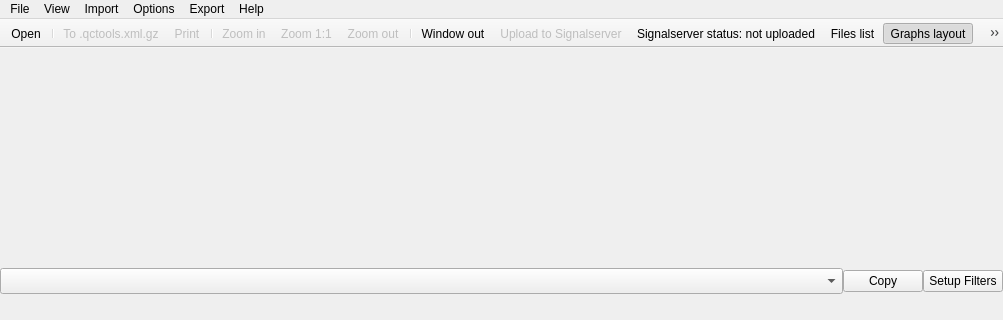
This is Source/GUI/mainwindow.ui in bavc/qctools as Qt 5 draws it before an edit; both pictures show x 0 to 1003 and y 0 to 320 of the 1003 by 776 pixel window. The edited form follows.
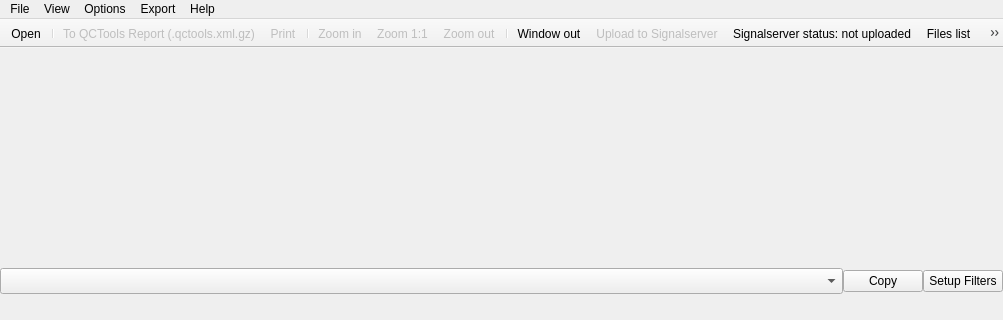
This is the edited form. Icons and pictures are not drawn.

Commit message: Refactor Export menu

The edit to the form file:
```diff
--- a/Source/GUI/mainwindow.ui
+++ b/Source/GUI/mainwindow.ui
@@ -180,12 +180,6 @@
     <addaction name="separator"/>
     <addaction name="actionAbout"/>
    </widget>
-   <widget class="QMenu" name="menuImport">
-    <property name="title">
-     <string>Import</string>
-    </property>
-    <addaction name="actionImport_XmlGz_Prompt"/>
-   </widget>
    <widget class="QMenu" name="menuExport">
     <property name="title">
      <string>Export</string>
@@ -213,7 +207,6 @@
    </widget>
    <addaction name="menuFile"/>
    <addaction name="menuView"/>
-   <addaction name="menuImport"/>
    <addaction name="menuOptions"/>
    <addaction name="menuExport"/>
    <addaction name="menuHelp"/>
@@ -414,7 +407,7 @@
     <bool>false</bool>
    </property>
    <property name="text">
-    <string>To .qctools.xml.gz...</string>
+    <string>To QCTools Report (.qctools.xml.gz)...</string>
    </property>
    <property name="menuRole">
     <enum>QAction::NoRole</enum>
```
Left out of the diff: 83 changed lines with no effect on the pictures. The commit also changes 4 other files.
